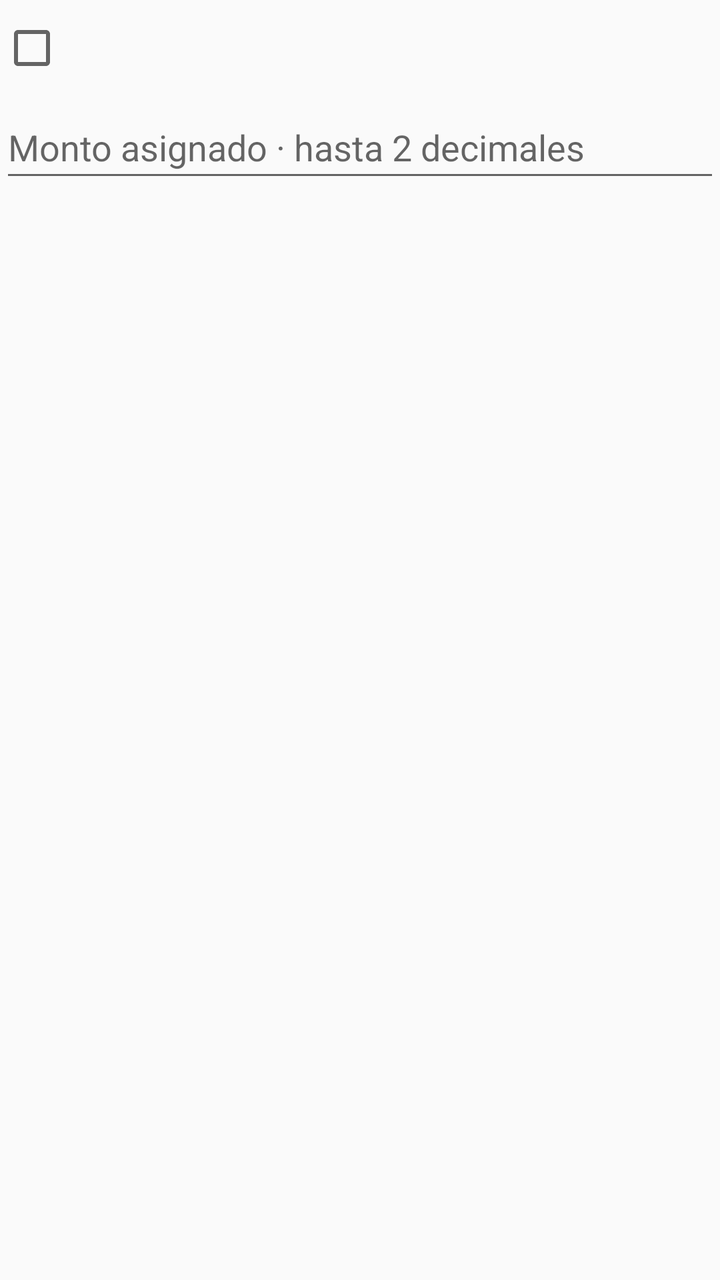
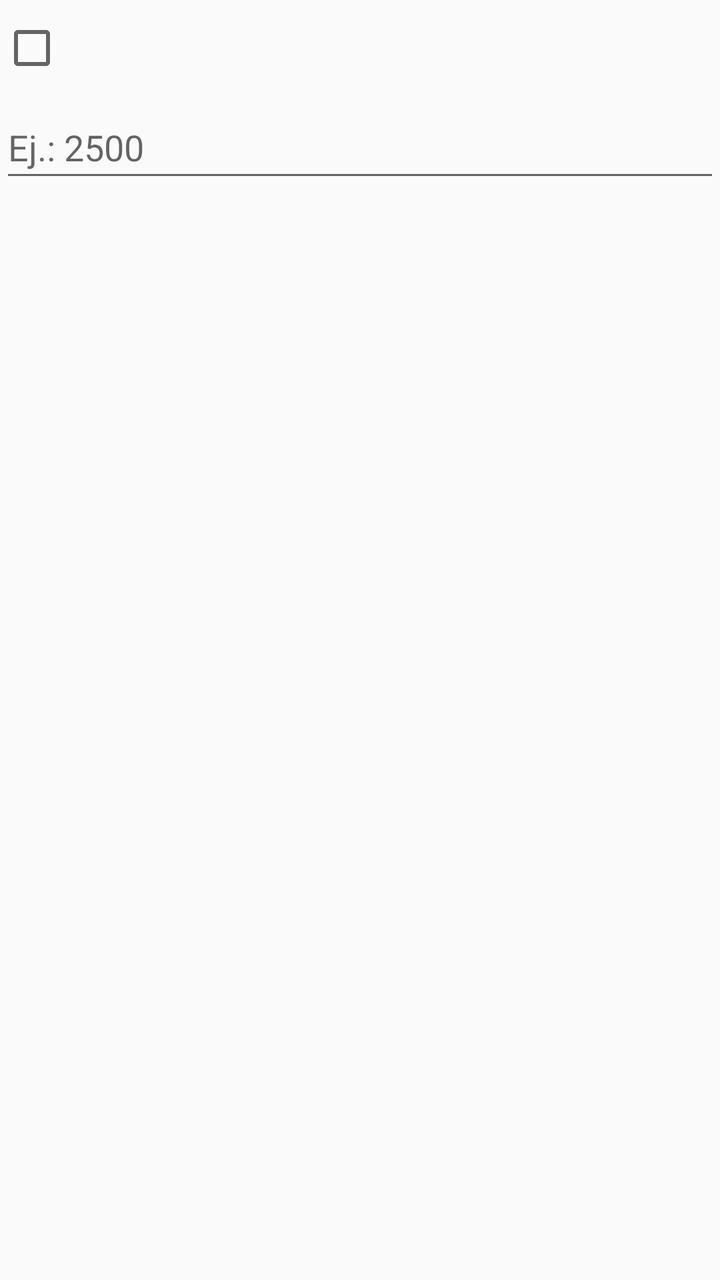

An Android layout rendered at two revisions. The XML below is the earlier revision; the diff shows what the commit changed to produce the second picture.
<!-- AndroidManifest.xml: application theme android:Theme.Material.Light.NoActionBar -->
<!-- res/layout/row_participante.xml -->
<?xml version="1.0" encoding="utf-8"?>
<LinearLayout xmlns:android="http://schemas.android.com/apk/res/android"
    android:layout_width="match_parent" android:layout_height="wrap_content" android:orientation="vertical" android:paddingBottom="8dp">
    <CheckBox android:id="@+id/seleccionar_contacto" android:layout_width="match_parent" android:layout_height="wrap_content" android:minHeight="48dp" android:saveEnabled="false" />
    <EditText android:id="@+id/cuota" android:layout_width="match_parent" android:layout_height="wrap_content"
        android:hint="Monto asignado · hasta 2 decimales" android:inputType="numberDecimal|numberSigned" android:minHeight="48dp" android:saveEnabled="false" />
</LinearLayout>
<!-- resources referenced by this layout -->
<resources>

</resources>

<!-- the commit's change to res/layout/row_participante.xml (unified diff, before → after) -->
@@ -3,5 +3,5 @@
     android:layout_width="match_parent" android:layout_height="wrap_content" android:orientation="vertical" android:paddingBottom="8dp">
     <CheckBox android:id="@+id/seleccionar_contacto" android:layout_width="match_parent" android:layout_height="wrap_content" android:minHeight="48dp" android:saveEnabled="false" />
     <EditText android:id="@+id/cuota" android:layout_width="match_parent" android:layout_height="wrap_content"
-        android:hint="Monto asignado · hasta 2 decimales" android:inputType="numberDecimal|numberSigned" android:minHeight="48dp" android:saveEnabled="false" />
+        android:hint="Ej.: 2500" android:inputType="numberDecimal|numberSigned" android:minHeight="48dp" android:saveEnabled="false" />
 </LinearLayout>
